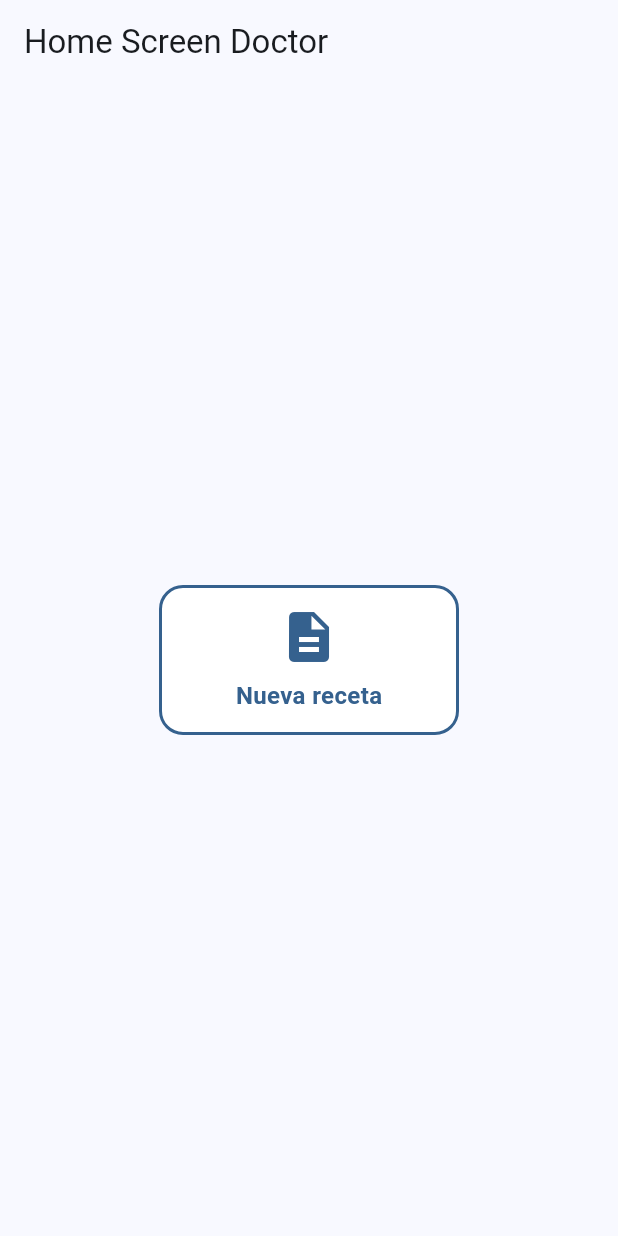
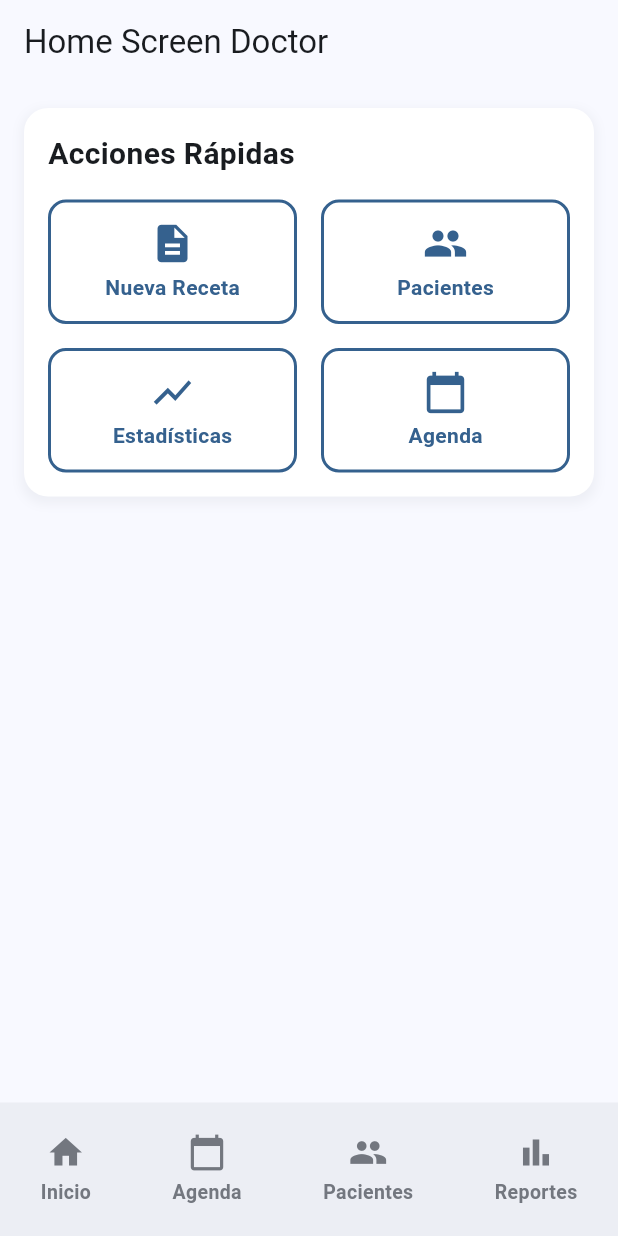
Before and after one commit to ValeriaCastro04/proyecto_hidoc, a Flutter app: the screen it shows after launch, on a phone screen of 412 x 824 dp. Run offline on Flutter 3.47's test engine with Material 3 defaults, Android fonts, the phone set to English and light mode, and no system bars; our stand-ins replace go_router.

Commit message:
Footer del doctor

```diff
--- /dev/null
+++ b/lib/common/global_widgets/footer.dart
@@ -0,0 +1,72 @@
+import 'package:flutter/material.dart';
+
+class FooterButton extends StatefulWidget {
+  final IconData icon;
+  final String text;
+  final VoidCallback onPressed;
+
+  const FooterButton({
+    super.key,
+    this.icon = Icons.add,
+    this.text = 'Button',
+    required this.onPressed,
+  });
+
+  @override
+  _FooterButtonState createState() => _FooterButtonState();
+}
+
+class _FooterButtonState extends State<FooterButton> {
+  bool _isPressed = false;
+
+  @override
+  Widget build(BuildContext context) {
+    final Color currentContentColor = _isPressed ? Theme.of(context).colorScheme.surfaceTint : Theme.of(context).colorScheme.outline;
+
+    return GestureDetector(
+      onTapDown: (_) {
+        setState(() {
+          _isPressed = true;
+        });
+      },
+      onTapUp: (_) {
+        setState(() {
+          _isPressed = false;
+        });
+        widget.onPressed();
+      },
+      onTapCancel: () {
+        setState(() {
+          _isPressed = false;
+        });
+      },
+      child: AnimatedContainer(
+        duration: const Duration(milliseconds: 100),
+        padding: const EdgeInsets.symmetric(vertical: 12, horizontal: 8),
+        decoration: BoxDecoration(
+          borderRadius: BorderRadius.circular(12),
+        ),
+        child: Column(
+          mainAxisSize: MainAxisSize.min,
+          mainAxisAlignment: MainAxisAlignment.center,
+          children: [
+            Icon(
+              widget.icon,
+              color: currentContentColor,
+              size: 26,
+            ),
+            const SizedBox(height: 4),
+            Text(
+              widget.text,
+              style: TextStyle(
+                color: currentContentColor,
+                fontSize: 13,
+                fontWeight: FontWeight.bold,
+              ),
+            ),
+          ],
+        ),
+      ),
+    );
+  }
+}
--- a/lib/config/global_widgets/quick_actions.dart
+++ b/lib/common/global_widgets/quick_action.dart
@@ -8,7 +8,7 @@ class QuickActionsButton extends StatefulWidget {
   const QuickActionsButton({
     super.key,
     this.icon = Icons.add,
-    this.text = 'Buttom',
+    this.text = 'Button',
     required this.onPressed,
   });
 
@@ -23,8 +23,8 @@ class _QuickActionsButtonState extends State<QuickActionsButton> {
   Widget build(BuildContext context) {
     final Color baseColor = Theme.of(context).colorScheme.primary;
     final Color currentBorderColor = _isPressed ? baseColor : baseColor;
-    final Color currentContentColor = _isPressed ? Colors.white : baseColor;
-    final Color currentBackgroundColor = _isPressed ? baseColor : Colors.white;
+    final Color currentContentColor = _isPressed ? Theme.of(context).colorScheme.onPrimary : baseColor;
+    final Color currentBackgroundColor = _isPressed ? baseColor : Theme.of(context).colorScheme.onPrimary;
 
     return GestureDetector(
       onTapDown: (_) {
@@ -44,31 +44,31 @@ class _QuickActionsButtonState extends State<QuickActionsButton> {
         });
       },
       child: AnimatedContainer(
-        duration: const Duration (milliseconds: 200),
-        width: 200,
-        height: 100,
+        duration: const Duration (milliseconds: 100),
+        padding: const EdgeInsets.symmetric(vertical: 12, horizontal: 8),
         decoration: BoxDecoration(
           color: currentBackgroundColor,
-          borderRadius: BorderRadius.circular(16),
+          borderRadius: BorderRadius.circular(12),
           border: Border.all(
             color: currentBorderColor,
             width: 2,
           ),
         ),
         child: Column(
+          mainAxisSize: MainAxisSize.min,
           mainAxisAlignment: MainAxisAlignment.center,
           children: [
             Icon(
               widget.icon,
               color: currentContentColor,
-              size: 40,
+              size: 30,
             ),
-            const SizedBox(height: 8),
+            const SizedBox(height: 4),
             Text(
               widget.text,
               style: TextStyle(
                 color: currentContentColor,
-                fontSize: 16,
+                fontSize: 14,
                 fontWeight: FontWeight.bold,
               ),
             ),
--- /dev/null
+++ b/lib/common/shared_widgets/footer_group.dart
@@ -0,0 +1,26 @@
+import 'package:flutter/material.dart';
+
+class FooterGroup extends StatelessWidget {
+  final List<Widget> buttons;
+
+  const FooterGroup({
+    super.key,
+    required this.buttons,
+  });
+
+  @override
+  Widget build(BuildContext context) {
+    return Container(
+      decoration: BoxDecoration(
+        color: Theme.of(context).colorScheme.surfaceContainer,
+      ),
+      child: Padding(
+        padding: const EdgeInsets.symmetric(vertical: 8.0),
+        child: Row(
+          mainAxisAlignment: MainAxisAlignment.spaceAround,
+          children: buttons,
+        ),
+      )
+    );
+  }
+}
--- /dev/null
+++ b/lib/common/shared_widgets/quick_actions_grid.dart
@@ -0,0 +1,61 @@
+import 'package:flutter/material.dart';
+
+class QuickActionsGrid extends StatelessWidget {
+  final String title;
+  final List<Widget> buttons;
+
+  const QuickActionsGrid({
+    super.key,
+    required this.title,
+    required this.buttons,
+  });
+
+  @override
+  Widget build(BuildContext context) {
+    return Container(
+      decoration: BoxDecoration(
+        color: Theme.of(context).colorScheme.onPrimary,
+        borderRadius: BorderRadius.circular(16),
+        boxShadow: [
+          BoxShadow(
+            color: Theme.of(context).colorScheme.outlineVariant.withOpacity(0.2),
+            spreadRadius: 2,
+            blurRadius: 5,
+            offset: const Offset(0, 3),
+          ),
+        ],
+      ),
+      child: Padding(
+        padding: const EdgeInsets.all(16.0),
+        child: Column(
+          crossAxisAlignment: CrossAxisAlignment.start,
+          children: [
+            Text(
+              title,
+              style: const TextStyle(
+                fontSize: 20,
+                fontWeight: FontWeight.bold,
+              ),
+            ),
+            const SizedBox(height: 16),
+            if (buttons.length == 4)
+              GridView.count(
+                crossAxisCount: 2,
+                shrinkWrap: true,
+                physics: const NeverScrollableScrollPhysics(),
+                mainAxisSpacing: 16,
+                crossAxisSpacing: 16,
+                childAspectRatio: 2.0,
+                children: buttons,
+              )
+            else if (buttons.length == 3)
+              Row(
+                mainAxisAlignment: MainAxisAlignment.spaceEvenly,
+                children: buttons,
+              ),
+          ],
+        ),
+      ),
+    );
+  }
+}
--- a/lib/features/doctor/screen/homedoctor_screen.dart
+++ b/lib/features/doctor/screen/homedoctor_screen.dart
@@ -1,7 +1,10 @@
 import 'package:flutter/material.dart';
-import 'package:proyecto_hidoc/config/global_widgets/quick_actions.dart';
+import 'package:proyecto_hidoc/common/shared_widgets/footer_group.dart';
+import 'package:proyecto_hidoc/common/shared_widgets/quick_actions_grid.dart'; // Asegúrate de que la ruta sea correcta
+import 'package:proyecto_hidoc/features/doctor/widgets/quick_actions_doctor.dart'; // Asegúrate de que la ruta sea correcta
+import 'package:proyecto_hidoc/features/doctor/widgets/footer_doctor.dart';
 
-class HomeDoctorScreen extends StatelessWidget  {
+class HomeDoctorScreen extends StatelessWidget {
   static const String name = 'homedoctor_screen';
   const HomeDoctorScreen({super.key});
 
@@ -11,15 +14,19 @@ class HomeDoctorScreen extends StatelessWidget  {
       appBar: AppBar(
         title: const Text('Home Screen Doctor'),
       ),
-      body: Center(
-        child: QuickActionsButton(
-          onPressed: () {
-            print('Quick Actions Pressed');
-          },
-          text: 'Nueva receta',
-          icon: Icons.description
-        )
+      body: Padding(
+        padding: const EdgeInsets.all(16.0),
+        child: Column(
+          children: [
+            // Agregamos el widget de la cuadrícula de botones
+            QuickActionsGrid(
+              title: 'Acciones Rápidas',
+              buttons: doctorButtons,
+            ),
+          ],
+        ),
       ),
+      bottomNavigationBar: FooterGroup(buttons: doctorFooterButtons),
     );
   }
 }
--- /dev/null
+++ b/lib/features/doctor/widgets/footer_doctor.dart
@@ -0,0 +1,33 @@
+import 'package:flutter/material.dart';
+import 'package:proyecto_hidoc/common/global_widgets/footer.dart'; // Asegúrate de que la ruta sea correcta
+
+final List<Widget> doctorFooterButtons = [
+  FooterButton(
+    onPressed: () {
+      print('Inicio');
+    },
+    text: 'Inicio',
+    icon: Icons.home,
+  ),
+  FooterButton(
+    onPressed: () {
+      print('Agenda');
+    },
+    text: 'Agenda',
+    icon: Icons.calendar_today,
+  ),
+  FooterButton(
+    onPressed: () {
+      print('Pacientes');
+    },
+    text: 'Pacientes',
+    icon: Icons.people,
+  ),
+  FooterButton(
+    onPressed: () {
+      print('Reportes');
+    },
+    text: 'Reportes',
+    icon: Icons.bar_chart,
+  ),
+];
--- /dev/null
+++ b/lib/features/doctor/widgets/quick_actions_doctor.dart
@@ -0,0 +1,38 @@
+import 'package:proyecto_hidoc/common/global_widgets/quick_action.dart'; // Asegúrate de que la ruta sea correcta
+import 'package:flutter/material.dart';
+
+final List<Widget> doctorButtons = [
+      QuickActionsButton(
+        onPressed: () {
+          print('Nueva Receta');
+        },
+        text: 'Nueva Receta',
+        icon: Icons.description,
+      ),
+      QuickActionsButton(
+        onPressed: () {
+          print('Pacientes');
+        },
+        /** ejemplo de enrutar otra página
+         * onPressed: () {
+            context.go('/nueva_receta'); // Usa el nombre de la ruta definido en tu enrutador
+          },
+         */
+        text: 'Pacientes',
+        icon: Icons.people,
+      ),
+      QuickActionsButton(
+        onPressed: () {
+          print('Estadísticas');
+        },
+        text: 'Estadísticas',
+        icon: Icons.show_chart,
+      ),
+      QuickActionsButton(
+        onPressed: () {
+          print('Agenda');
+        },
+        text: 'Agenda',
+        icon: Icons.calendar_today,
+      ),
+    ];
--- a/lib/main.dart
+++ b/lib/main.dart
@@ -1,5 +1,5 @@
 import 'package:flutter/material.dart';
-import 'package:proyecto_hidoc/router/app_router.dart';
+import 'package:proyecto_hidoc/config/router/app_router.dart';
 
 void main() {
   runApp(const MainApp());
```
Also changed, not shown: lib/config/router/app_router.dart (renamed from lib/router/app_router.dart), 1 other file.
